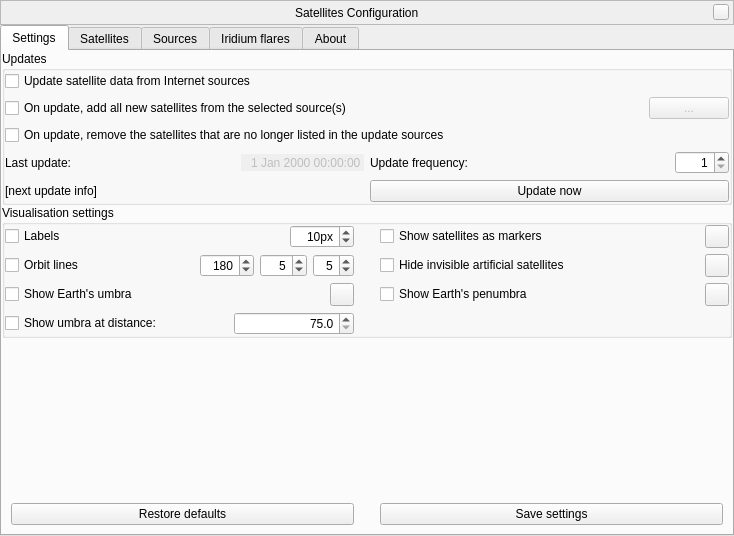
This is plugins/Satellites/src/gui/satellitesDialog.ui in Stellarium/stellarium as Qt 5 draws it before an edit. The edited form follows.
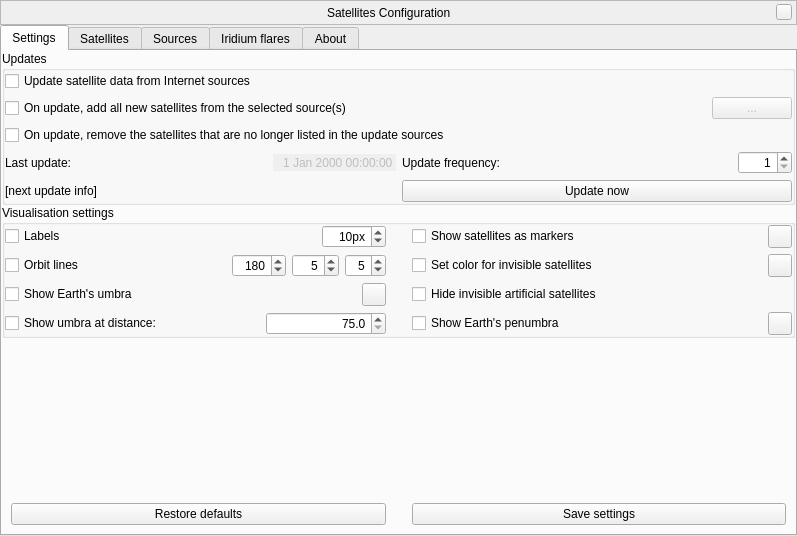
This is the edited form. Icons and pictures are not drawn. Custom widgets are drawn as their Qt base class.

Commit message:
Added option to colored invisible satellites
You can toggle behaviour of colorification invisible satellites now

Diff of the .ui file:
```diff
--- a/plugins/Satellites/src/gui/satellitesDialog.ui
+++ b/plugins/Satellites/src/gui/satellitesDialog.ui
@@ -6,7 +6,7 @@
    <rect>
     <x>0</x>
     <y>0</y>
-    <width>734</width>
+    <width>797</width>
     <height>536</height>
    </rect>
   </property>
@@ -499,71 +499,6 @@
             </item>
            </layout>
           </item>
-          <item row="2" column="2">
-           <layout class="QHBoxLayout" name="horizontalLayout_14">
-            <item>
-             <widget class="QCheckBox" name="penumbraCheckBox">
-              <property name="text">
-               <string>Show Earth's penumbra</string>
-              </property>
-             </widget>
-            </item>
-            <item>
-             <spacer name="horizontalSpacer_9">
-              <property name="orientation">
-               <enum>Qt::Horizontal</enum>
-              </property>
-              <property name="sizeHint" stdset="0">
-               <size>
-                <width>40</width>
-                <height>20</height>
-               </size>
-              </property>
-             </spacer>
-            </item>
-            <item>
-             <widget class="QToolButton" name="penumbraColor">
-              <property name="toolTip">
-               <string>The color of Earth's penumbra circle</string>
-              </property>
-             </widget>
-            </item>
-           </layout>
-          </item>
-          <item row="1" column="2">
-           <layout class="QHBoxLayout" name="horizontalLayout_18">
-            <item>
-             <widget class="QCheckBox" name="hideInvisibleSatellites">
-              <property name="text">
-               <string>Hide invisible artificial satellites</string>
-              </property>
-             </widget>
-            </item>
-            <item>
-             <spacer name="horizontalSpacer_5">
-              <property name="orientation">
-               <enum>Qt::Horizontal</enum>
-              </property>
-              <property name="sizeHint" stdset="0">
-               <size>
-                <width>40</width>
-                <height>20</height>
-               </size>
-              </property>
-             </spacer>
-            </item>
-            <item>
-             <widget class="QToolButton" name="invisibleColorButton">
-              <property name="toolTip">
-               <string>Color of markers, labels and orbits for invisible satellites</string>
-              </property>
-              <property name="text">
-               <string/>
-              </property>
-             </widget>
-            </item>
-           </layout>
-          </item>
           <item row="0" column="0">
            <layout class="QHBoxLayout" name="horizontalLayout_13">
             <item>
@@ -681,6 +616,81 @@
             </property>
            </spacer>
           </item>
+          <item row="3" column="2">
+           <layout class="QHBoxLayout" name="horizontalLayout_14">
+            <item>
+             <widget class="QCheckBox" name="penumbraCheckBox">
+              <property name="text">
+               <string>Show Earth's penumbra</string>
+              </property>
+             </widget>
+            </item>
+            <item>
+             <spacer name="horizontalSpacer_9">
+              <property name="orientation">
+               <enum>Qt::Horizontal</enum>
+              </property>
+              <property name="sizeHint" stdset="0">
+               <size>
+                <width>40</width>
+                <height>20</height>
+               </size>
+              </property>
+             </spacer>
+            </item>
+            <item>
+             <widget class="QToolButton" name="penumbraColor">
+              <property name="toolTip">
+               <string>The color of Earth's penumbra circle</string>
+              </property>
+             </widget>
+            </item>
+           </layout>
+          </item>
+          <item row="1" column="2">
+           <layout class="QHBoxLayout" name="horizontalLayout_18">
+            <item>
+             <widget class="QCheckBox" name="coloredInvisibleSatellites">
+              <property name="toolTip">
+               <string>Use special color for all invisible satellites</string>
+              </property>
+              <property name="text">
+               <string>Set color for invisible satellites</string>
+              </property>
+             </widget>
+            </item>
+            <item>
+             <spacer name="horizontalSpacer_5">
+              <property name="orientation">
+               <enum>Qt::Horizontal</enum>
+              </property>
+              <property name="sizeHint" stdset="0">
+               <size>
+                <width>40</width>
+                <height>20</height>
+               </size>
+              </property>
+             </spacer>
+            </item>
+            <item>
+             <widget class="QToolButton" name="invisibleColorButton">
+              <property name="toolTip">
+               <string>Color of markers, labels and orbits for invisible satellites</string>
+              </property>
+              <property name="text">
+               <string/>
+              </property>
+             </widget>
+            </item>
+           </layout>
+          </item>
+          <item row="2" column="2">
+           <widget class="QCheckBox" name="hideInvisibleSatellites">
+            <property name="text">
+             <string>Hide invisible artificial satellites</string>
+            </property>
+           </widget>
+          </item>
          </layout>
         </widget>
        </item>
```
The commit also changes 6 other files.
